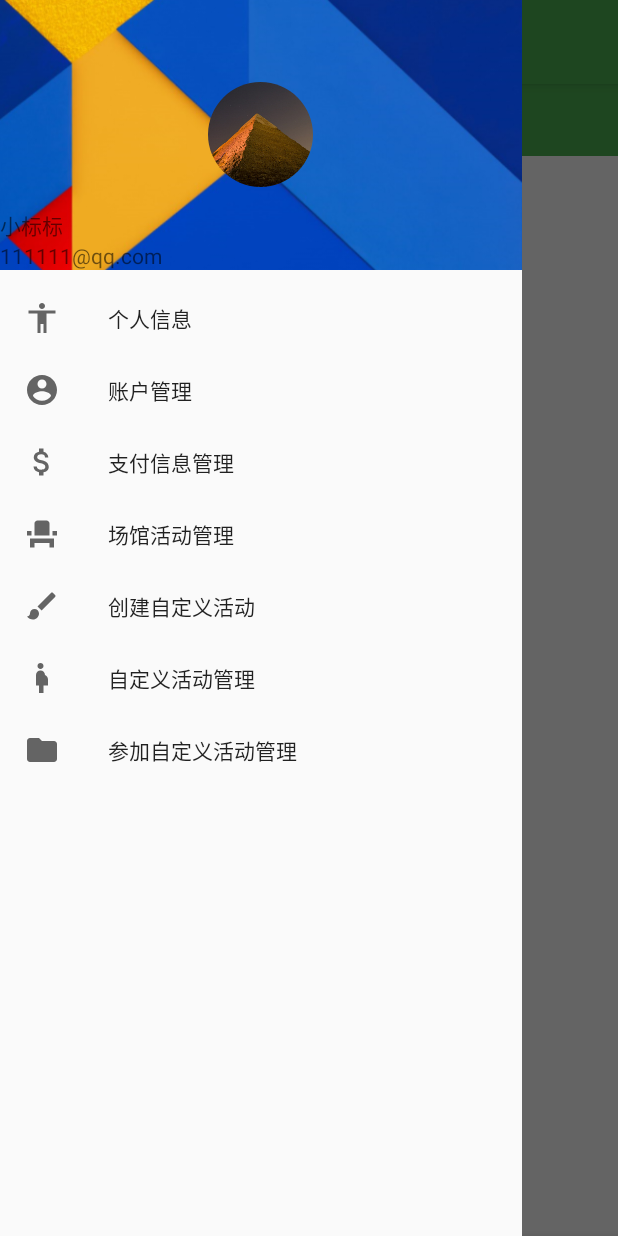
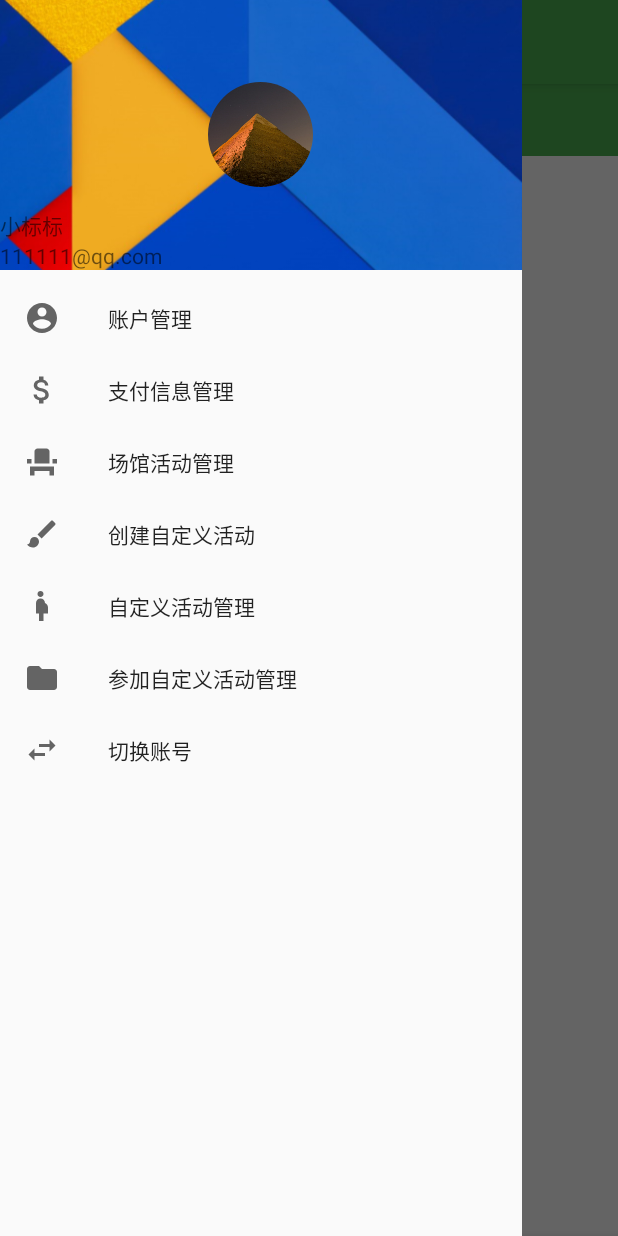
Before and after one commit to huanggeshuai/test, an Android app: the MainActivity screen opened directly, with no data from a screen before it, with the side drawer open, on a phone screen of 412 x 824 dp. Run offline under Robolectric (Android 15) with nearby library versions, the phone set to English and light mode, and no system bars; our stand-ins replace CircleImageView; libraries missing offline, so code that uses them is left out: com.amap.api, com.scwang.smartrefresh, yanzhikai.textpath; network calls fail; 21 statements that could not run were skipped.

```diff
--- a/app/src/main/java/com/example/huang/test/activity/MainActivity.java
+++ b/app/src/main/java/com/example/huang/test/activity/MainActivity.java
@@ -3,6 +3,7 @@ package com.example.huang.test.activity;
 import android.app.Fragment;
 import android.app.FragmentTransaction;
 import android.content.Intent;
+import android.content.SharedPreferences;
 import android.os.Bundle;
 import android.os.Handler;
 import android.os.Message;
@@ -174,9 +175,6 @@ public class MainActivity extends AppCompatActivity implements NavigationView.On
     @Override
     public boolean onNavigationItemSelected(@NonNull MenuItem item) {
         switch (item.getItemId()) {
-            case R.id.nav_person:
-                drawerLayout.closeDrawers();
-                break;
             case R.id.nav_account:
                 Intent intent=new Intent(MainActivity.this,AccountActivity.class);
                 intent.putExtra("user",user);
@@ -212,6 +210,19 @@ public class MainActivity extends AppCompatActivity implements NavigationView.On
                 intent.putExtra("user",user);
                 startActivity(intent);
                 drawerLayout.closeDrawers();
+                break;
+            case R.id.switch_account:
+//                intent=new Intent(MainActivity.this,UserjoinCustomerActivity.class);
+//                intent.putExtra("user",user);
+//                startActivity(intent);
+//                drawerLayout.closeDrawers();
+                SharedPreferences.Editor editor = getSharedPreferences("logininfo", MODE_PRIVATE).edit();
+                editor.clear().commit();
+                SharedPreferences.Editor editorpass = getSharedPreferences("finger", MODE_PRIVATE).edit();
+                editorpass.clear().commit();
+                intent = new Intent(MainActivity.this, LoginActivity.class);
+                startActivity(intent);
+                finish();
                 break;
         }
         return true;
--- /dev/null
+++ b/app/src/main/res/drawable/ic_swap_horiz_black_24dp.xml
@@ -0,0 +1,9 @@
+<vector xmlns:android="http://schemas.android.com/apk/res/android"
+    android:width="24dp"
+    android:height="24dp"
+    android:viewportHeight="24.0"
+    android:viewportWidth="24.0">
+    <path
+        android:fillColor="#FF000000"
+        android:pathData="M6.99,11L3,15l3.99,4v-3H14v-2H6.99v-3zM21,9l-3.99,-4v3H10v2h7.01v3L21,9z" />
+</vector>
--- a/app/src/main/res/menu/nav_menu.xml
+++ b/app/src/main/res/menu/nav_menu.xml
@@ -1,10 +1,10 @@
 <?xml version="1.0" encoding="utf-8"?>
 <menu xmlns:android="http://schemas.android.com/apk/res/android">
     <group android:checkableBehavior="single">
-        <item
-            android:id="@+id/nav_person"
-            android:icon="@drawable/ic_accessibility_black_24dp"
-            android:title="个人信息"></item>
+        <!--<item-->
+        <!--android:id="@+id/nav_person"-->
+        <!--android:icon="@drawable/ic_accessibility_black_24dp"-->
+        <!--android:title="个人信息"></item>-->
         <item
             android:id="@+id/nav_account"
             android:icon="@drawable/ic_account_circle_black_24dp"
@@ -29,5 +29,9 @@
             android:id="@+id/nav_joincustomeract"
             android:icon="@drawable/ic_folder_black_24dp"
             android:title="参加自定义活动管理"></item>
+        <item
+            android:id="@+id/switch_account"
+            android:icon="@drawable/ic_swap_horiz_black_24dp"
+            android:title="切换账号"></item>
     </group>
 </menu>
```
